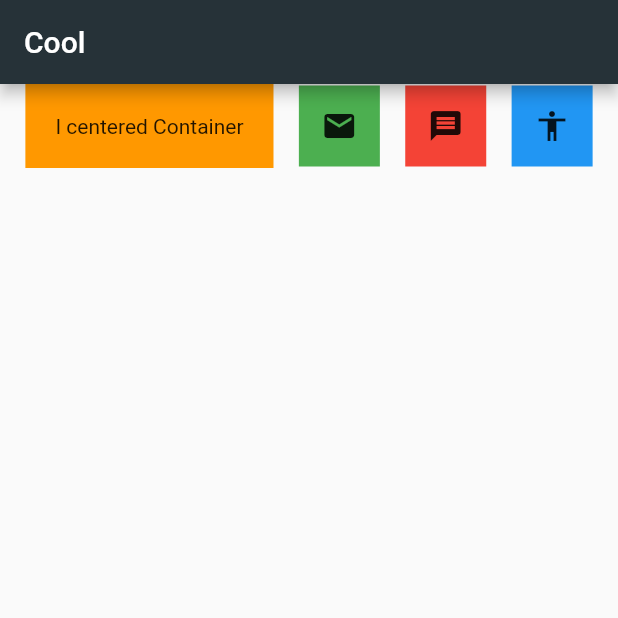
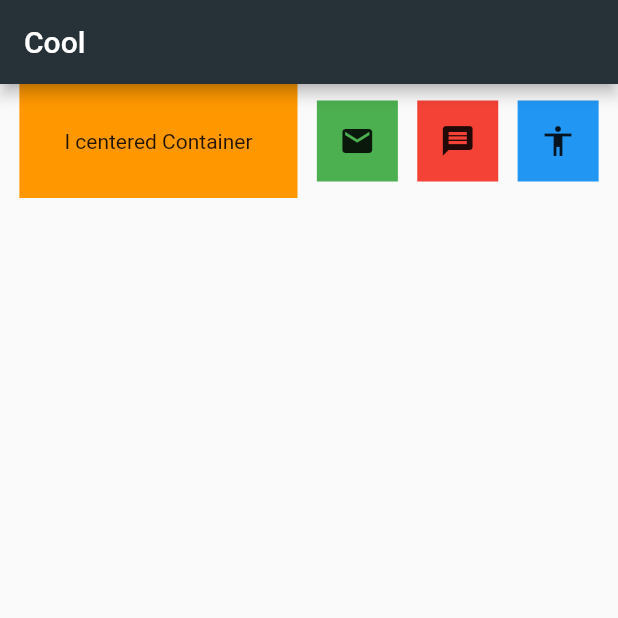
Before and after one commit to rocketman5290/we.d3v.quizapp, a Flutter app: the screen it shows after launch, on a phone screen of 412 x 824 dp, the top half of it. Run offline on Flutter 3.47's test engine with Material 2 defaults, Android fonts, the phone set to English and light mode, and no system bars.

Commit message:
refactor row to widget and render three rows as columns

```diff
--- a/lib/main.dart
+++ b/lib/main.dart
@@ -15,13 +15,15 @@ class MyApp extends StatelessWidget {
               title: const Text('Cool'),
               backgroundColor: Colors.blueGrey[900],
             ),
-            body: Row(
+            body: Column(
+              children: [
+                Row(
                   mainAxisAlignment: MainAxisAlignment.spaceEvenly,
                   crossAxisAlignment: CrossAxisAlignment.center,
                   children: [
                     Container(
                       color: Colors.orange,
-                  padding: const EdgeInsets.all(20.0),
+                      padding: const EdgeInsets.all(30.0),
                       child: const Text("I centered Container"),
                     ),
                     Container(
@@ -40,6 +42,8 @@ class MyApp extends StatelessWidget {
                       child: const Icon(Icons.accessibility),
                     ),
                   ],
+                ),
+              ],
             )));
   }
 }
```
Lines whose indentation alone changed are shown as unchanged.
